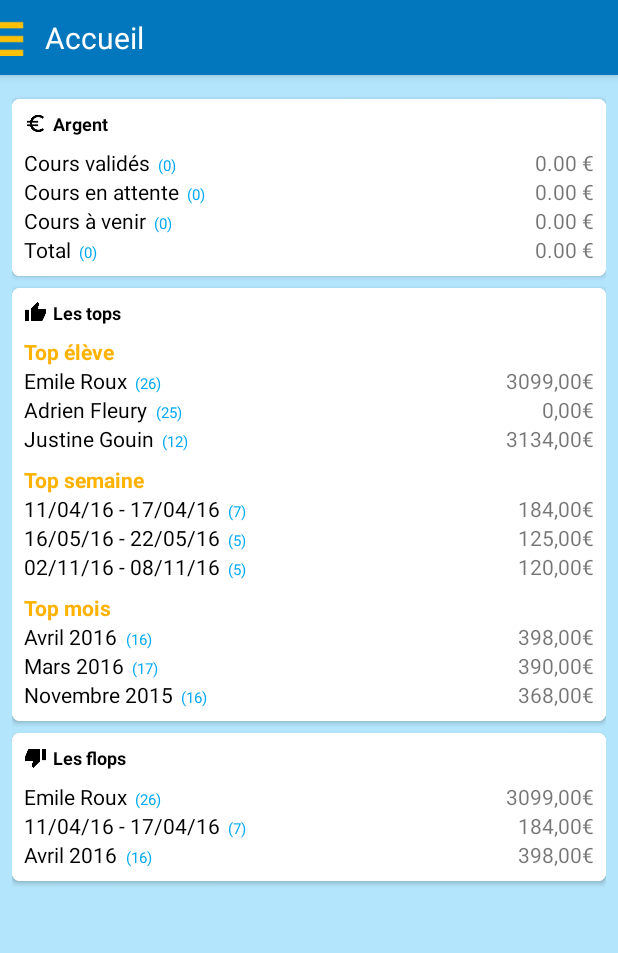
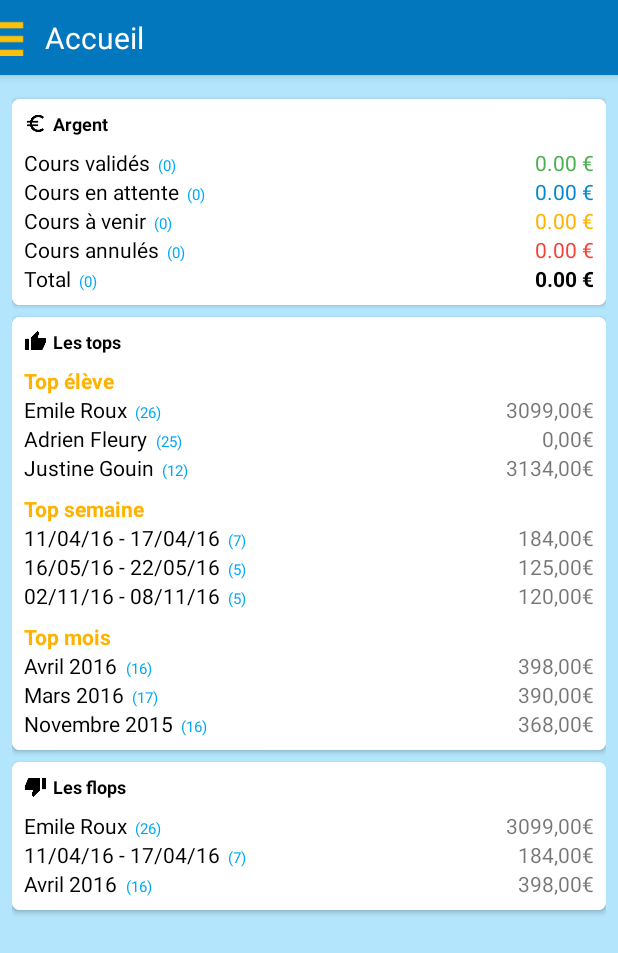
Before and after one commit to Gaminho/MyClass, an Android app: the fragment FragmentMoney placed in its activity, on a phone screen of 412 x 824 dp. Shown: the top 953 px of the screen. Run offline under Robolectric (Android 15) with nearby library versions, the phone set to English and light mode, and no system bars; 4 statements that could not run were skipped.

```diff
--- a/app/src/main/java/com/example/la/myclass/activities/FragmentMoney.java
+++ b/app/src/main/java/com/example/la/myclass/activities/FragmentMoney.java
@@ -29,8 +29,8 @@ public class FragmentMoney extends Fragment {
 
     //Views
     protected View mRootView;
-    protected TextView mTextViewTotal, mTextViewForeseen, mTextViewDone, mTextViewWaiting;
-    protected TextView mTextViewNbTotal, mTextViewNbForeseen, mTextViewNbDone, mTextViewNbWaiting;
+    protected TextView mTVTotal, mTVForeseen, mTVDone,mTVWaiting, mTVCanceled;
+    protected TextView mTVNbTotal, mTVNbForeseen, mTVNbDone, mTVNbWaiting, mTVNbCanceled;
 
 
     // Fragment life cycle
@@ -52,24 +52,30 @@ public class FragmentMoney extends Fragment {
         List<Course> list = coursesBDD.getAllCourses();
         coursesBDD.close();
 
-        double total = 0, foressen = 0, done = 0, waitingForValidation = 0;
-        int nbForeseen = 0, nbDone = 0, nbWaiting = 0;
+        double total = 0, foressen = 0, done = 0, waitingForValidation = 0, canceled = 0;
+        int nbForeseen = 0, nbDone = 0, nbWaiting = 0, nbCanceled = 0;
         for (Course course : list) {
             total = total + course.getMoney();
 
             if (course.getState() == Course.VALIDATED) {
                 done = done + course.getMoney();
-                nbDone = nbDone +1;
+                nbDone += 1;
             }
 
             else if(course.getState() == Course.FORESEEN) {
                 foressen = foressen + course.getMoney();
-                nbForeseen = nbForeseen +1;
+                nbForeseen += 1;
             }
 
             else if(course.getState() == Course.WAITING_FOT_VALIDATION) {
                 waitingForValidation = waitingForValidation + course.getMoney();
-                nbWaiting = nbWaiting +1;
+                nbWaiting += 1;
+            }
+
+            else if(course.getState() == Course.CANCELED){
+                canceled = canceled + course.getMoney();
+                total -= course.getMoney();
+                nbCanceled += 1;
             }
         }
 
@@ -77,15 +83,17 @@ public class FragmentMoney extends Fragment {
         Calendar calendar = Calendar.getInstance();
         calendar.setTimeInMillis(firstCourse.getDate());
 
-        mTextViewTotal.setText(String.format("%2.2f €", total));
-        mTextViewForeseen.setText(String.format("%2.2f €", foressen));
-        mTextViewDone.setText(String.format("%2.2f €", done));
-        mTextViewWaiting.setText(String.format("%2.2f €", waitingForValidation));
+        mTVTotal.setText(String.format("%2.2f €", total));
+        mTVForeseen.setText(String.format("%2.2f €", foressen));
+        mTVDone.setText(String.format("%2.2f €", done));
+        mTVWaiting.setText(String.format("%2.2f €", waitingForValidation));
+        mTVCanceled.setText(String.format("%2.2f €", canceled));
 
-        mTextViewNbForeseen.setText(String.format("(%d)", nbForeseen));
-        mTextViewNbWaiting.setText(String.format("(%d)", nbWaiting));
-        mTextViewNbDone.setText(String.format("(%d)", nbDone));
-        mTextViewNbTotal.setText(String.format("(%d)", list.size()));
+        mTVNbForeseen.setText(String.format("(%d)", nbForeseen));
+        mTVNbWaiting.setText(String.format("(%d)", nbWaiting));
+        mTVNbDone.setText(String.format("(%d)", nbDone));
+        mTVNbCanceled.setText(String.format("(%d)", nbCanceled));
+        mTVNbTotal.setText(String.format("(%d)", list.size()));
 
         setBestPupilsView(getBestPupils());
         setBestMonthsView(getBestMonths());
@@ -98,15 +106,17 @@ public class FragmentMoney extends Fragment {
     // Utils
 
     public void getAllViews(View view){
-        mTextViewTotal = (TextView) view.findViewById(R.id.total);
-        mTextViewDone = (TextView) view.findViewById(R.id.validated);
-        mTextViewForeseen = (TextView) view.findViewById(R.id.foreseen);
-        mTextViewWaiting = (TextView) view.findViewById(R.id.waitingForValidation);
+        mTVTotal = (TextView) view.findViewById(R.id.total);
+        mTVDone = (TextView) view.findViewById(R.id.validated);
+        mTVForeseen = (TextView) view.findViewById(R.id.foreseen);
+        mTVWaiting = (TextView) view.findViewById(R.id.waitingForValidation);
+        mTVCanceled = (TextView) view.findViewById(R.id.canceled);
 
-        mTextViewNbWaiting = (TextView) view.findViewById(R.id.nbCoursesWaiting);
-        mTextViewNbDone = (TextView) view.findViewById(R.id.nbCoursesValidated);
-        mTextViewNbForeseen = (TextView) view.findViewById(R.id.nbCoursesForeseen);
-        mTextViewNbTotal = (TextView) view.findViewById(R.id.nbCoursesTotal);
+        mTVNbWaiting = (TextView) view.findViewById(R.id.nbCoursesWaiting);
+        mTVNbDone = (TextView) view.findViewById(R.id.nbCoursesValidated);
+        mTVNbForeseen = (TextView) view.findViewById(R.id.nbCoursesForeseen);
+        mTVNbTotal = (TextView) view.findViewById(R.id.nbCoursesTotal);
+        mTVNbCanceled = (TextView) view.findViewById(R.id.nbCoursesCanceled);
     }
 
     public List<Item> getBestPupils(){
--- a/app/src/main/java/com/example/la/myclass/beans/Course.java
+++ b/app/src/main/java/com/example/la/myclass/beans/Course.java
@@ -13,6 +13,7 @@ public class Course {
     public static final int FORESEEN = 0;
     public static final int VALIDATED = 1;
     public static final int WAITING_FOT_VALIDATION = 2;
+    public static final int CANCELED = 3;
     public static final int ALL_COURSES = 3;
     public static final int DURATION_1H30 = 90;
     public static final int DURATION_1H = 60;
@@ -143,6 +144,8 @@ public class Course {
                 return "A venir";
             case WAITING_FOT_VALIDATION:
                 return "En attente";
+            case CANCELED:
+                return "Annulé";
             default:
                 return "Validé";
         }
--- a/app/src/main/res/layout/fragment_money.xml
+++ b/app/src/main/res/layout/fragment_money.xml
@@ -83,6 +83,7 @@
                             android:layout_width="match_parent"
                             android:layout_height="wrap_content"
                             android:gravity="right"
+                            android:textColor="@color/green500"
                             android:text="3099,00€"/>
 
 
@@ -113,6 +114,7 @@
                             android:layout_width="match_parent"
                             android:layout_height="wrap_content"
                             android:gravity="right"
+                            android:textColor="@color/them700"
                             android:text="0,00€"/>
 
                     </LinearLayout>
@@ -142,7 +144,38 @@
                             android:layout_width="match_parent"
                             android:layout_height="wrap_content"
                             android:gravity="right"
+                            android:textColor="@color/unthem600"
                             android:text="35,00€"/>
+
+                    </LinearLayout>
+
+                    <LinearLayout
+                        android:layout_width="match_parent"
+                        android:layout_height="wrap_content"
+                        android:orientation="horizontal">
+
+                        <TextView
+                            android:layout_width="wrap_content"
+                            android:layout_height="wrap_content"
+                            android:textColor="@color/black"
+                            android:text="Cours annulés"/>
+
+                        <TextView
+                            android:id="@+id/nbCoursesCanceled"
+                            android:layout_width="wrap_content"
+                            android:layout_height="wrap_content"
+                            android:paddingLeft="5dp"
+                            android:textColor="@color/them500"
+                            android:textSize="10dp"
+                            android:text="(1)"/>
+
+                        <TextView
+                            android:id="@+id/canceled"
+                            android:layout_width="match_parent"
+                            android:layout_height="wrap_content"
+                            android:gravity="right"
+                            android:textColor="@color/red500"
+                            android:text="0,00€"/>
 
                     </LinearLayout>
 
@@ -171,6 +204,8 @@
                             android:layout_width="match_parent"
                             android:layout_height="wrap_content"
                             android:gravity="right"
+                            android:textColor="@color/textColor"
+                            android:textStyle="bold"
                             android:text="3134,00€"/>
 
                     </LinearLayout>
--- a/app/src/main/res/values/strings_spinner_filters.xml
+++ b/app/src/main/res/values/strings_spinner_filters.xml
@@ -31,6 +31,7 @@
         <item>Cours à venir</item>
         <item>Cours validés</item>
         <item>Cours en attente de validation</item>
+        <item>Cours annulés</item>
     </string-array>
 
     <string-array name="filter_devoirs">
```
Also changed, not shown: app/src/main/java/com/example/la/myclass/activities/course/FragmentAddOrEditCourse.java (+4 -3 lines), app/src/main/java/com/example/la/myclass/adapters/RecyclerViewCourses.java (+14 -9 lines), app/src/main/res/layout/adapter_cell_listview_courses.xml (+6 -8 lines), app/src/main/res/drawable-hdpi/ic_done_all_white_48dp.png (added), app/src/main/res/drawable-hdpi/ic_schedule_white_48dp.png (added), app/src/main/res/drawable-mdpi/ic_done_all_white_48dp.png (added), app/src/main/res/drawable-mdpi/ic_schedule_white_48dp.png (added), app/src/main/res/drawable-xhdpi/ic_done_all_white_48dp.png (added), app/src/main/res/drawable-xhdpi/ic_schedule_white_48dp.png (added), app/src/main/res/drawable-xxhdpi/ic_done_all_white_48dp.png (added), app/src/main/res/drawable-xxhdpi/ic_schedule_white_48dp.png (added).
